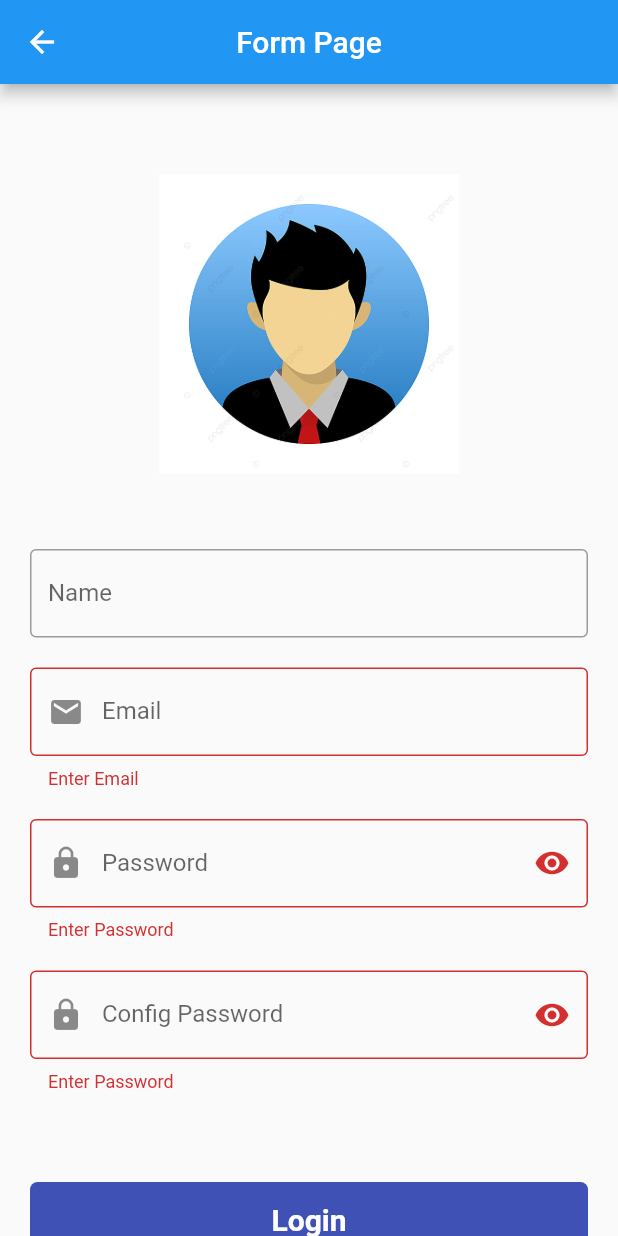
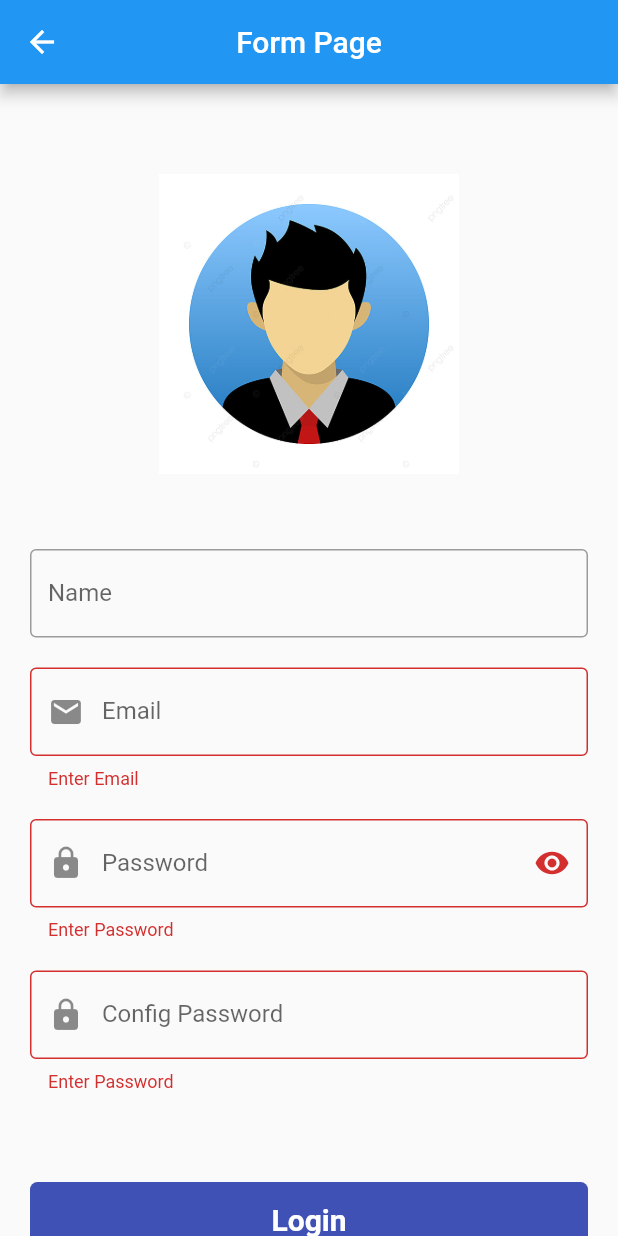
Before and after one commit to mariam-2002saif/assigment, a Flutter app: the RegistrationTabPage screen opened directly, after a tap on "Login", on a phone screen of 412 x 824 dp. Run offline on Flutter 3.47's test engine with Material 2 defaults, Android fonts, the phone set to English and light mode, and no system bars; our stand-ins replace flutter_svg, google_nav_bar, introduction_screen, shared_preferences; accounts and stored records are empty.

Commit message:
mariam's group

```diff
--- a/flutterProject/lib/authScreens/registration_page_tab.dart
+++ b/flutterProject/lib/authScreens/registration_page_tab.dart
@@ -13,10 +13,6 @@ class _FormScreenState extends State<RegistrationTabPage> {
   final passController=TextEditingController();
   final configPassController=TextEditingController();
   bool passToggle=true;
-
-  // bool emailValid=RegExp(
-  //     r"^[a-zA-Z0-9.a-zA-Z0-9.!#$%&'*+-/=?^_'{|}~]+@[a-zA-Z0-9]+\.[a-zA-Z]+").hasMatch(value);
-
 
   @override
   Widget build(BuildContext context) {
@@ -89,7 +85,6 @@ class _FormScreenState extends State<RegistrationTabPage> {
    decoration: InputDecoration(
      labelText: "Name",
      border: OutlineInputBorder(),
-     //prefixIcon: Icon(Icons.email),
 
    ),
  );
@@ -159,29 +154,20 @@ class _FormScreenState extends State<RegistrationTabPage> {
       labelText: "Config Password",
       border: OutlineInputBorder(),
       prefixIcon: Icon(Icons.lock),
-      suffixIcon: InkWell(
-        onTap: (){
-
-          setState(() {
-            passToggle= !passToggle;
-
-          });
-        },
-        child:
-        Icon(
-            passToggle?Icons.visibility:Icons.visibility_off
-        ),
-      ),
 
     ),
     validator: (value){
-      if(value!.isEmpty)
+      if(value==null ||value.isEmpty)
       {
         return "Enter Password";
       }
       else if (passController.text.length<6){
         return "Password Lengh should  be more than 6 characters";
       }
+      else if(value!=passController.text) {
+        return " Password does not much";
+      }
+      return null;
     },
 
   );
--- a/flutterProject/lib/onboardng/my_onboardng.dart
+++ b/flutterProject/lib/onboardng/my_onboardng.dart
@@ -1,6 +1,5 @@
 import 'package:flutter/material.dart';
 import 'package:hw1/authScreens/auth_screen.dart';
-//import 'package:hw1/home_screen.dart';
 import 'package:introduction_screen/introduction_screen.dart';
 import 'package:shared_preferences/shared_preferences.dart';
 
--- a/flutterProject/pubspec.yaml
+++ b/flutterProject/pubspec.yaml
@@ -37,11 +37,7 @@ dependencies:
   cupertino_icons: ^1.0.2
   introduction_screen: ^3.1.11
   shared_preferences: ^2.2.1
-  firebase_core: ^2.16.0
-  firebase_auth: ^4.10.0
-  cloud_firestore: ^4.9.2
-  firebase_storage: ^11.2.7
-  firebase_messaging: ^14.6.8
+
 
 dev_dependencies:
   flutter_test:
```
Also changed, not shown: flutterProject/lib/authScreens/login_tab_page.dart (+1 -6 lines), flutterProject/pubspec.lock.
